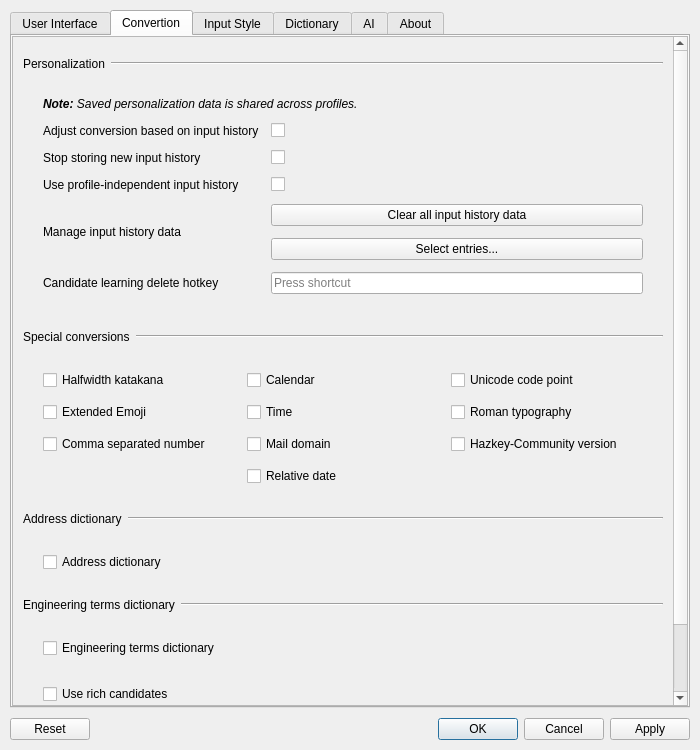
Above: hazkey-settings/mainwindow.ui from presire/hazkey-community before the change. Below: the same form after it.
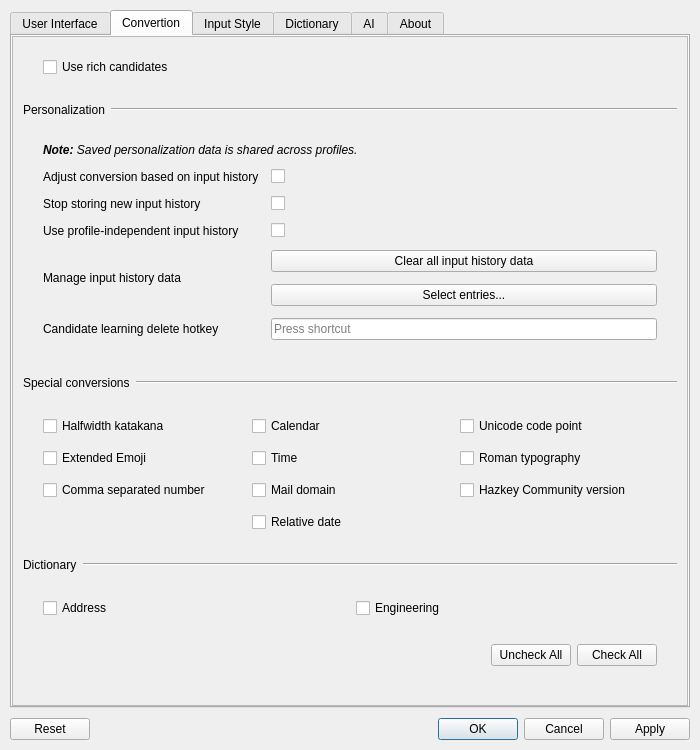
That is the form after the change. The open tabs and pages were chosen to show the change. Icons and pictures are not drawn.

Commit message:
fix: update display labels and conversion layout
Use the spaced Hazkey Community name in Fcitx and settings display strings,
align the dictionary checkboxes side by side,
and group them under a single Dictionary heading.

Diff of the .ui file:
```diff
--- a/hazkey-settings/mainwindow.ui
+++ b/hazkey-settings/mainwindow.ui
@@ -467,6 +467,32 @@
            <property name="bottomMargin">
             <number>10</number>
            </property>
+           <item>
+            <layout class="QGridLayout" name="richCandidatesGrid">
+             <property name="leftMargin">
+              <number>20</number>
+             </property>
+             <property name="topMargin">
+              <number>10</number>
+             </property>
+             <property name="rightMargin">
+              <number>20</number>
+             </property>
+             <property name="bottomMargin">
+              <number>10</number>
+             </property>
+             <property name="spacing">
+              <number>12</number>
+             </property>
+             <item row="0" column="0">
+              <widget class="QCheckBox" name="useRichCandidates">
+               <property name="text">
+                <string>Use rich candidates</string>
+               </property>
+              </widget>
+             </item>
+            </layout>
+           </item>
            <item>
             <layout class="QHBoxLayout" name="personalizationHeader">
              <property name="topMargin">
@@ -683,7 +709,7 @@
              <item row="2" column="2">
               <widget class="QCheckBox" name="hazkeyVersionConversion">
                <property name="text">
-                <string>Hazkey-Community version</string>
+                <string>Hazkey Community version</string>
                </property>
               </widget>
              </item>
@@ -735,7 +761,7 @@
              <item>
               <widget class="QLabel" name="addressDictionaryHeaderLabel">
                <property name="text">
-                <string>Address dictionary</string>
+                <string>Dictionary</string>
                </property>
               </widget>
              </item>
@@ -774,92 +800,17 @@
              <item row="0" column="0">
               <widget class="QCheckBox" name="useAddressDict">
                <property name="text">
-                <string>Address dictionary</string>
+                <string>Address</string>
                </property>
               </widget>
              </item>
-            </layout>
-           </item>
-           <item>
-            <layout class="QHBoxLayout" name="engineeringDictionaryHeader">
-             <property name="topMargin">
-              <number>10</number>
-             </property>
-             <property name="bottomMargin">
-              <number>10</number>
-             </property>
-             <item>
-              <widget class="QLabel" name="engineeringDictionaryHeaderLabel">
-               <property name="text">
-                <string>Engineering terms dictionary</string>
-               </property>
-              </widget>
-             </item>
-             <item>
-              <widget class="Line" name="engineeringDictionaryHeaderLine">
-               <property name="sizePolicy">
-                <sizepolicy hsizetype="Expanding" vsizetype="Fixed">
-                 <horstretch>0</horstretch>
-                 <verstretch>0</verstretch>
-                </sizepolicy>
-               </property>
-               <property name="orientation">
-                <enum>Qt::Orientation::Horizontal</enum>
-               </property>
-              </widget>
-             </item>
-            </layout>
-           </item>
-           <item>
-            <layout class="QGridLayout" name="engineeringDictionaryGrid">
-             <property name="leftMargin">
-              <number>20</number>
-             </property>
-             <property name="topMargin">
-              <number>10</number>
-             </property>
-             <property name="rightMargin">
-              <number>20</number>
-             </property>
-             <property name="bottomMargin">
-              <number>10</number>
-             </property>
-             <property name="spacing">
-              <number>12</number>
-             </property>
-             <item row="0" column="0">
+             <item row="0" column="1">
               <widget class="QCheckBox" name="useEngineeringDict">
                <property name="toolTip">
                 <string>Adds technical terms (mechanical, electrical, electronic, information engineering, IT services, programming languages, databases, architecture, civil engineering) that the standard dictionary cannot convert.</string>
                </property>
                <property name="text">
-                <string>Engineering terms dictionary</string>
-               </property>
-              </widget>
-             </item>
-            </layout>
-           </item>
-           <item>
-            <layout class="QGridLayout" name="richCandidatesGrid">
-             <property name="leftMargin">
-              <number>20</number>
-             </property>
-             <property name="topMargin">
-              <number>10</number>
-             </property>
-             <property name="rightMargin">
-              <number>20</number>
-             </property>
-             <property name="bottomMargin">
-              <number>10</number>
-             </property>
-             <property name="spacing">
-              <number>12</number>
-             </property>
-             <item row="0" column="0">
-              <widget class="QCheckBox" name="useRichCandidates">
-               <property name="text">
-                <string>Use rich candidates</string>
+                <string>Engineering</string>
                </property>
               </widget>
              </item>
```
Left out of the diff: 2 changed lines with no effect on the pictures. The commit also changes 5 other files.
